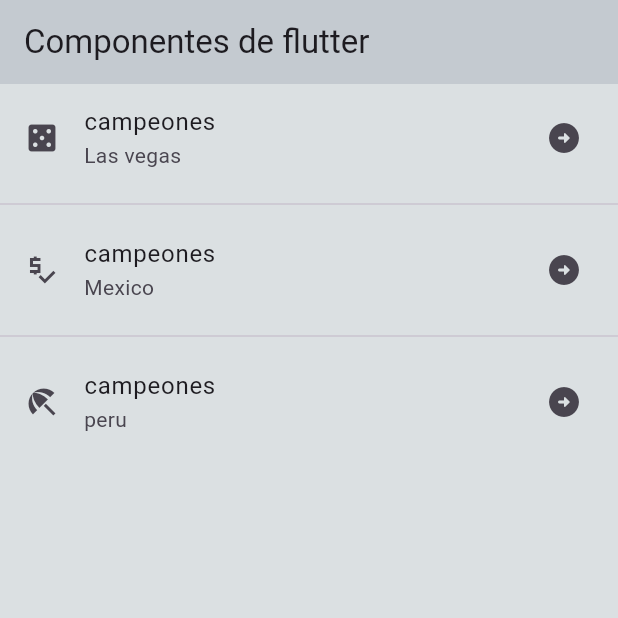
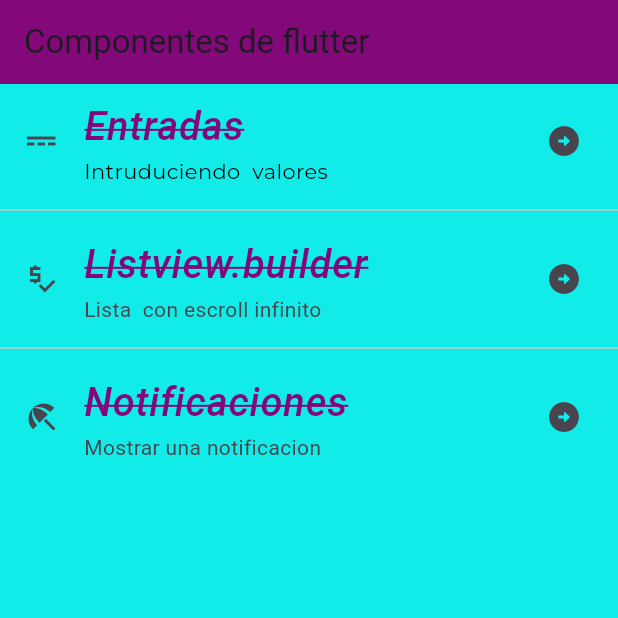
Before and after one commit to yahirortega/componentes_flutter, a Flutter app: the screen it shows after launch, on a phone screen of 412 x 824 dp, the top half of it. Run offline on Flutter 3.47's test engine with Material 3 defaults, Android fonts, the phone set to English and light mode, and no system bars; our stand-ins replace google_fonts; Roboto replaces fonts that are missing (Acme).

```diff
--- a/lib/screens/home_screen.dart
+++ b/lib/screens/home_screen.dart
@@ -1,3 +1,5 @@
+import 'package:componentes/screens/inputs_screen.dart';
+import 'package:componentes/theme/app_theme.dart';
 import 'package:flutter/material.dart';
 
 
@@ -11,26 +13,38 @@ class HomeScreen extends StatelessWidget {
         title: const Text('Componentes de flutter'),
       ),
       body: ListView(
-        children: const <Widget>[
+        children:  <Widget>[
           ListTile(
-            title: Text ('campeones') ,
-            subtitle: Text('Las vegas '),
-            leading: Icon(Icons.casino),
-            trailing: Icon(Icons.arrow_circle_right_rounded),
+            title: Text ('Entradas',
+            style:AppTheme.lightTheme.textTheme.headlineLarge,
+            ) ,
+            subtitle:   Text('Intruduciendo  valores',style: AppTheme.lightTheme.textTheme.bodySmall,
+),
+            leading: const Icon(Icons.power_input),
+            trailing: const Icon(Icons.arrow_circle_right_rounded),
+            onTap: (){
+              final ruta1 = MaterialPageRoute(builder: (context){
+                return const ImputsScreen();
+              });
+              Navigator.push(context, ruta1);
+            },
           ),
-          Divider(),
+          const Divider(),
               ListTile(
-            title: Text ('campeones') ,
-            subtitle: Text('Mexico'),
-            leading: Icon(Icons.price_check_sharp),
-            trailing: Icon(Icons.arrow_circle_right_rounded),
+            title: Text ('Listview.builder',style:AppTheme.lightTheme.textTheme.headlineLarge,
+) ,
+            subtitle: const Text('Lista  con escroll infinito'),
+            leading: const Icon(Icons.price_check_sharp),
+            trailing: const Icon(Icons.arrow_circle_right_rounded),
+
               ),
-              Divider(),
-              ListTile(
-            title: Text ('campeones') ,
-            subtitle: Text('peru'),
-            leading: Icon(Icons.beach_access),
-            trailing: Icon(Icons.arrow_circle_right_rounded),
+              const Divider(),
+            ListTile(
+            title: Text ('Notificaciones',style:AppTheme.lightTheme.textTheme.headlineLarge,
+) ,
+            subtitle: const Text('Mostrar una notificacion '),
+            leading: const Icon(Icons.beach_access),
+            trailing: const Icon(Icons.arrow_circle_right_rounded),
               )
         ],
 
--- a/lib/theme/app_theme.dart
+++ b/lib/theme/app_theme.dart
@@ -1,16 +1,37 @@
 import 'package:flutter/material.dart';
+import 'package:google_fonts/google_fonts.dart';
 
 class   AppTheme{
   //  constante dde  tema
-static const primaryColor =  Color.fromARGB(33, 45, 56, 89);
+static const primaryColor =  Color.fromARGB(250, 133, 5, 120);
+static  const secondaryColor = Colors.black;
 
-static  const backColor = Color.fromARGB(47, 57, 87, 97);
+static  const backColor = Color.fromARGB(250, 269, 236, 233);
 
 static  final  ThemeData lightTheme  =   ThemeData.light().copyWith(
   scaffoldBackgroundColor: backColor,
-        primaryColor: const Color.fromARGB(56, 222, 107, 6),
         appBarTheme: const AppBarTheme(
           color: primaryColor,
+        ),
+        textTheme: TextTheme(
+          //Titulos muy grandes
+          headlineLarge: GoogleFonts.acme(
+            color: primaryColor,
+            fontSize: 26.5,
+            fontWeight: FontWeight.w500,
+            fontStyle: FontStyle.italic,
+            decoration: TextDecoration.lineThrough,
+            decorationColor: primaryColor,
+            decorationStyle: TextDecorationStyle.solid,
+            decorationThickness: 1.0,
+          ),
+
+          //Estilo para  texto muy  pequeno
+          bodySmall: GoogleFonts.montserrat(
+            color: secondaryColor,
+
+          )
         )
-      );
+
+        );
 }
--- a/pubspec.yaml
+++ b/pubspec.yaml
@@ -9,6 +9,7 @@ environment:
 dependencies:
   flutter:
     sdk: flutter
+  google_fonts: ^6.1.0
 
 dev_dependencies:
   flutter_test:
```
Also changed, not shown: lib/screens/data_screem.dart (added, +12 -0 lines), lib/screens/infinite_scroll_screen.dart (added, +17 -0 lines), lib/screens/inputs_screen.dart (added, +17 -0 lines), lib/screens/notification_screen.dart (added, +12 -0 lines), pubspec.lock, 11 other files.
